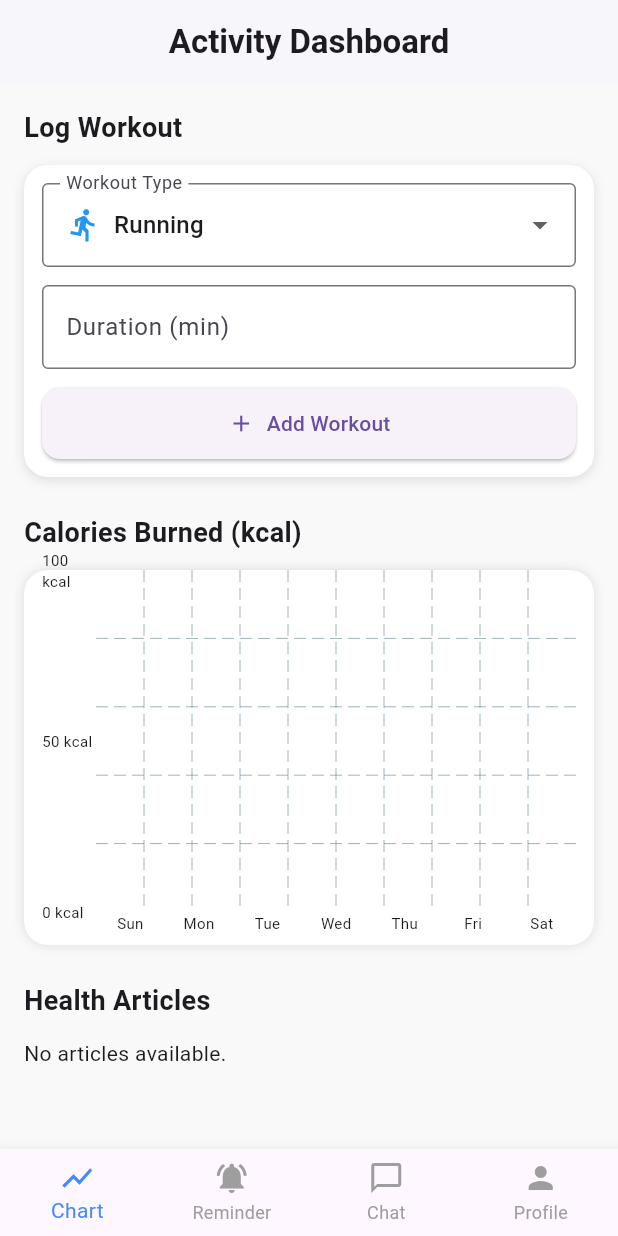
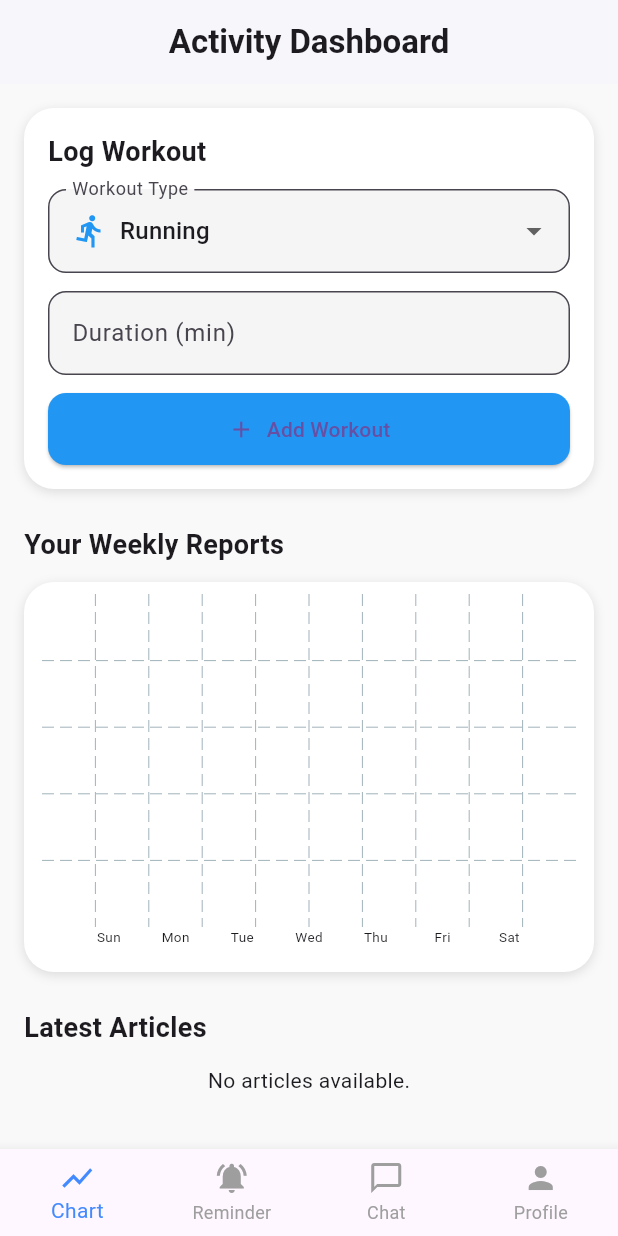
Before and after one commit to andikamoza/uas-fittrack, a Flutter app: the screen it shows after launch, after a tap on "Add Workout", on a phone screen of 412 x 824 dp. Run offline on Flutter 3.47's test engine with Material 3 defaults, Android fonts, the phone set to English and light mode, and no system bars; drawn by our look-alikes of fl_chart; our stand-ins replace cloud_firestore, firebase_auth, firebase_core, google_fonts, lottie, shared_preferences; accounts and stored records are empty.

Commit message:
feat: Add user model, Firestore fetch logic, and article detail UI

```diff
--- a/lib/main.dart
+++ b/lib/main.dart
@@ -12,10 +12,10 @@ import 'screens/onboarding/onboarding_screen.dart';
 import 'screens/auth/login_screen.dart';
 import 'screens/auth/register_screen.dart';
 import 'screens/auth/forgot_password_screen.dart';
+import 'screens/articles/article_detail_screen.dart';
 
 // Widget Bottom Navigation (anggap ini berisi MainScreen)
 import 'widgets/custom_bottom_nav.dart';
-
 void main() async {
   WidgetsFlutterBinding.ensureInitialized();
   await Firebase.initializeApp(
@@ -45,6 +45,7 @@ class FitTrackApp extends StatelessWidget {
             '/login': (context) => const LoginScreen(),
             '/register': (context) => const RegisterScreen(),
             '/forgot-password': (context) => const ForgotPasswordScreen(),
+            '/article-detail': (context) => const ArticleDetailScreen(),
             '/main': (context) => const CustomBottomNav(),
           },
         );
--- /dev/null
+++ b/lib/models/user_preference.dart
@@ -0,0 +1,27 @@
+class UserPreference {
+  final String fitnessGoal;
+  final String activityLevel;
+  final List<String> interests;
+
+  UserPreference({
+    required this.fitnessGoal,
+    required this.activityLevel,
+    required this.interests,
+  });
+
+  Map<String, dynamic> toMap() {
+    return {
+      'fitnessGoal': fitnessGoal,
+      'activityLevel': activityLevel,
+      'interests': interests,
+    };
+  }
+
+  factory UserPreference.fromMap(Map<String, dynamic> map) {
+    return UserPreference(
+      fitnessGoal: map['fitnessGoal'] ?? '',
+      activityLevel: map['activityLevel'] ?? '',
+      interests: List<String>.from(map['interests'] ?? []),
+    );
+  }
+}
--- a/lib/screens/main/dashboard_screen.dart
+++ b/lib/screens/main/dashboard_screen.dart
@@ -1,7 +1,14 @@
+// File: lib/screens/dashboard/dashboard_screen.dart
+
 import 'package:cloud_firestore/cloud_firestore.dart';
+import 'package:firebase_auth/firebase_auth.dart';
+import 'package:fl_chart/fl_chart.dart';
 import 'package:flutter/material.dart';
-import 'package:fl_chart/fl_chart.dart';
 import 'package:intl/intl.dart';
+
+import '../../models/user_preference.dart';
+import '../../services/firestore_service.dart';
+import '../../services/share_pref_service.dart';
 
 class DashboardScreen extends StatefulWidget {
   const DashboardScreen({super.key});
@@ -12,7 +19,12 @@ class DashboardScreen extends StatefulWidget {
 
 class _DashboardScreenState extends State<DashboardScreen> {
   final TextEditingController _durationController = TextEditingController();
+  final _firestoreService = FirestoreService();
+  final _sharedPrefService = SharedPrefService();
+
   String _selectedWorkout = 'Running';
+  List<List<double>> weeklyCalories = List.generate(7, (_) => []);
+  List<List<String>> weeklyWorkoutType = List.generate(7, (_) => []);
 
   final Map<String, double> _calorieRates = {
     'Running': 10,
@@ -35,10 +47,33 @@ class _DashboardScreenState extends State<DashboardScreen> {
     'Walking': Colors.orange,
   };
 
-  List<List<double>> weeklyCalories = List.generate(7, (_) => []);
-  List<List<String>> weeklyWorkoutType = List.generate(7, (_) => []);
+  @override
+  void initState() {
+    super.initState();
+    _loadUserPreferences();
+    _loadWorkoutLogs();
+  }
 
-  void _addWorkoutToChart() async {
+  Future<void> _loadUserPreferences() async {
+    final pref = await _sharedPrefService.getUserPreference();
+    if (pref != null) {
+      await _firestoreService.savePreferenceToFirestore(pref);
+    }
+  }
+
+  Future<void> _loadWorkoutLogs() async {
+    final logs = await _firestoreService.getWorkoutLogs();
+    for (var log in logs) {
+      final date = (log['createdAt'] as Timestamp).toDate();
+      final weekday = date.weekday % 7;
+      setState(() {
+        weeklyCalories[weekday].add((log['calories'] as num).toDouble());
+        weeklyWorkoutType[weekday].add(log['type'] as String);
+      });
+    }
+  }
+
+  Future<void> _addWorkoutToChart() async {
     final durationText = _durationController.text.trim();
     final duration = double.tryParse(durationText);
     if (duration == null || duration <= 0) return;
@@ -46,28 +81,25 @@ class _DashboardScreenState extends State<DashboardScreen> {
     final calorieRate = _calorieRates[_selectedWorkout]!;
     final calories = duration * calorieRate;
     final weekday = DateTime.now().weekday % 7;
+    final now = Timestamp.now();
 
     setState(() {
       weeklyCalories[weekday].add(calories);
       weeklyWorkoutType[weekday].add(_selectedWorkout);
     });
 
-    try {
-      await FirebaseFirestore.instance.collection('workouts').add({
+    final workoutData = {
       'type': _selectedWorkout,
       'duration': duration,
       'calories': calories,
-        'createdAt': Timestamp.now(),
-      });
+      'createdAt': now,
+    };
+
+    await _firestoreService.saveWorkoutLog(workoutData);
 
     ScaffoldMessenger.of(context).showSnackBar(
       const SnackBar(content: Text('Workout successfully logged!')),
     );
-    } catch (e) {
-      ScaffoldMessenger.of(context).showSnackBar(
-        SnackBar(content: Text('Failed to log workout: $e')),
-      );
-    }
 
     _durationController.clear();
   }
@@ -104,25 +136,51 @@ class _DashboardScreenState extends State<DashboardScreen> {
       ),
       body: Padding(
         padding: const EdgeInsets.all(16),
-        child: ListView(
+        child: SingleChildScrollView(
+          child: Column(
+            children: [
+              _buildWorkoutForm(),
+              const SizedBox(height: 24),
+              const Align(
+                alignment: Alignment.centerLeft,
+                child: Text("Your Weekly Reports", style: TextStyle(fontSize: 18, fontWeight: FontWeight.bold)),
+              ),
+              const SizedBox(height: 12),
+              _buildBarChart(weekDays),
+              const SizedBox(height: 24),
+              const Align(
+                alignment: Alignment.centerLeft,
+                child: Text("Latest Articles", style: TextStyle(fontSize: 18, fontWeight: FontWeight.bold)),
+              ),
+              const SizedBox(height: 12),
+              _buildArticlesList(),
+            ],
+          ),
+        ),
+      ),
+    );
+  }
+
+  Widget _buildWorkoutForm() {
+    return Container(
+      padding: const EdgeInsets.all(16),
+      decoration: BoxDecoration(
+        color: Colors.white,
+        borderRadius: BorderRadius.circular(20),
+        boxShadow: [BoxShadow(color: Colors.black12, blurRadius: 6, offset: Offset(0, 2))],
+      ),
+      child: Column(
+        crossAxisAlignment: CrossAxisAlignment.start,
         children: [
           const Text("Log Workout", style: TextStyle(fontSize: 18, fontWeight: FontWeight.bold)),
           const SizedBox(height: 12),
-            Container(
-              padding: const EdgeInsets.all(12),
-              decoration: BoxDecoration(
-                color: Colors.white,
-                borderRadius: BorderRadius.circular(16),
-                boxShadow: [
-                  BoxShadow(color: Colors.black12, blurRadius: 6, offset: Offset(0, 2)),
-                ],
-              ),
-              child: Column(
-                children: [
           DropdownButtonFormField<String>(
             value: _selectedWorkout,
-                    decoration: const InputDecoration(
-                      border: OutlineInputBorder(),
+            isExpanded: true,
+            decoration: InputDecoration(
+              border: OutlineInputBorder(borderRadius: BorderRadius.circular(12)),
+              filled: true,
+              fillColor: Colors.grey[100],
               labelText: "Workout Type",
             ),
             items: _calorieRates.keys.map((workout) {
@@ -138,18 +196,18 @@ class _DashboardScreenState extends State<DashboardScreen> {
               );
             }).toList(),
             onChanged: (value) {
-                      if (value != null) {
-                        setState(() => _selectedWorkout = value);
-                      }
+              if (value != null) setState(() => _selectedWorkout = value);
             },
           ),
           const SizedBox(height: 12),
           TextField(
             controller: _durationController,
             keyboardType: TextInputType.number,
-                    decoration: const InputDecoration(
+            decoration: InputDecoration(
               labelText: 'Duration (min)',
-                      border: OutlineInputBorder(),
+              filled: true,
+              fillColor: Colors.grey[100],
+              border: OutlineInputBorder(borderRadius: BorderRadius.circular(12)),
             ),
           ),
           const SizedBox(height: 12),
@@ -161,84 +219,66 @@ class _DashboardScreenState extends State<DashboardScreen> {
               label: const Text("Add Workout"),
               style: ElevatedButton.styleFrom(
                 padding: const EdgeInsets.symmetric(vertical: 14),
-                        shape: RoundedRectangleBorder(
-                          borderRadius: BorderRadius.circular(12),
-                        ),
+                shape: RoundedRectangleBorder(borderRadius: BorderRadius.circular(12)),
+                backgroundColor: Colors.blue,
               ),
             ),
           ),
         ],
       ),
-            ),
-            const SizedBox(height: 24),
-            const Text("Calories Burned (kcal)", style: TextStyle(fontSize: 18, fontWeight: FontWeight.bold)),
-            const SizedBox(height: 12),
-            LayoutBuilder(
-              builder: (context, constraints) {
+    );
+  }
+
+  Widget _buildBarChart(List<String> weekDays) {
     return Container(
-                  height: 250,
-                  width: constraints.maxWidth,
-                  padding: const EdgeInsets.symmetric(horizontal: 12),
+      height: 260,
+      padding: const EdgeInsets.symmetric(horizontal: 12, vertical: 8),
       decoration: BoxDecoration(
         color: Colors.white,
-                    borderRadius: BorderRadius.circular(16),
-                    boxShadow: [BoxShadow(color: Colors.black12, blurRadius: 6)],
+        borderRadius: BorderRadius.circular(20),
+        boxShadow: [BoxShadow(color: Colors.black12, blurRadius: 6, offset: Offset(0, 2))],
       ),
       child: BarChart(
         BarChartData(
-                      alignment: BarChartAlignment.spaceAround,
           maxY: getMaxY(),
+          barTouchData: BarTouchData(enabled: false),
           titlesData: FlTitlesData(
             bottomTitles: AxisTitles(
               sideTitles: SideTitles(
                 showTitles: true,
-                            getTitlesWidget: (value, _) {
-                              int index = value.toInt();
-                              return Text(
-                                weekDays[index % 7],
-                                style: const TextStyle(fontSize: 10),
-                              );
-                            },
+                getTitlesWidget: (value, _) => Text(
+                  weekDays[value.toInt() % 7],
+                  style: const TextStyle(fontSize: 9),
                 ),
               ),
-                        leftTitles: AxisTitles(
-                          sideTitles: SideTitles(
-                            showTitles: true,
-                            interval: 50,
-                            reservedSize: 36,
-                            getTitlesWidget: (value, _) =>
-                                Text("${value.toInt()} kcal", style: const TextStyle(fontSize: 10)),
             ),
-                        ),
+            leftTitles: AxisTitles(sideTitles: SideTitles(showTitles: false)),
             topTitles: AxisTitles(sideTitles: SideTitles(showTitles: false)),
             rightTitles: AxisTitles(sideTitles: SideTitles(showTitles: false)),
           ),
-                      gridData: FlGridData(show: true),
           borderData: FlBorderData(show: false),
           barGroups: List.generate(7, (dayIndex) {
             return BarChartGroupData(
               x: dayIndex,
               barRods: List.generate(weeklyCalories[dayIndex].length, (entryIndex) {
                 final type = weeklyWorkoutType[dayIndex][entryIndex];
+                final value = weeklyCalories[dayIndex][entryIndex];
                 return BarChartRodData(
-                              toY: weeklyCalories[dayIndex][entryIndex],
+                  toY: value,
                   color: _workoutColors[type] ?? Colors.blue,
-                              width: 8,
-                              borderRadius: BorderRadius.circular(4),
+                  width: 10,
+                  borderRadius: BorderRadius.circular(6),
                 );
               }),
-                          barsSpace: 4,
             );
           }),
         ),
       ),
     );
-              },
-            ),
-            const SizedBox(height: 24),
-            const Text("Health Articles", style: TextStyle(fontSize: 18, fontWeight: FontWeight.bold)),
-            const SizedBox(height: 12),
-            StreamBuilder<QuerySnapshot>(
+  }
+
+  Widget _buildArticlesList() {
+    return StreamBuilder<QuerySnapshot>(
       stream: FirebaseFirestore.instance
           .collection('articles')
           .orderBy('createdAt', descending: true)
@@ -246,9 +286,11 @@ class _DashboardScreenState extends State<DashboardScreen> {
           .snapshots(),
       builder: (context, snapshot) {
         if (snapshot.connectionState == ConnectionState.waiting) {
-                  return const Center(child: CircularProgressIndicator());
+          return const Padding(
+            padding: EdgeInsets.all(16.0),
+            child: Center(child: CircularProgressIndicator()),
+          );
         }
-
         if (!snapshot.hasData || snapshot.data!.docs.isEmpty) {
           return const Text("No articles available.");
         }
@@ -256,74 +298,72 @@ class _DashboardScreenState extends State<DashboardScreen> {
         return Column(
           children: snapshot.data!.docs.map((doc) {
             final data = doc.data() as Map<String, dynamic>;
-                    return ArticleCard(
-                      title: data['title'] ?? 'No Title',
-                      imageUrl: data['imageUrl'] ?? '',
-                      onTap: () {
-                        ScaffoldMessenger.of(context).showSnackBar(
-                          SnackBar(content: Text("Opening: ${data['title']}")),
-                        );
+            final createdAt = (data['createdAt'] as Timestamp?)?.toDate();
+            final formattedDate = createdAt != null ? DateFormat('MMM dd, yyyy').format(createdAt) : 'Unknown';
+
+            return Card(
+              shape: RoundedRectangleBorder(borderRadius: BorderRadius.circular(16)),
+              margin: const EdgeInsets.only(bottom: 16),
+              elevation: 4,
+              child: Column(
+                crossAxisAlignment: CrossAxisAlignment.start,
+                children: [
+                  if ((data['imageUrl'] as String?)?.isNotEmpty ?? false)
+                    ClipRRect(
+                      borderRadius: const BorderRadius.vertical(top: Radius.circular(16)),
+                      child: Image.network(
+                        data['imageUrl'],
+                        width: double.infinity,
+                        height: 160,
+                        fit: BoxFit.cover,
+                        errorBuilder: (context, error, stackTrace) => Container(
+                          color: Colors.grey[300],
+                          height: 160,
+                          alignment: Alignment.center,
+                          child: const Icon(Icons.broken_image),
+                        ),
+                      ),
+                    ),
+                  Padding(
+                    padding: const EdgeInsets.all(12),
+                    child: Column(
+                      crossAxisAlignment: CrossAxisAlignment.start,
+                      children: [
+                        Text(
+                          data['title'] ?? 'No Title',
+                          style: const TextStyle(fontSize: 16, fontWeight: FontWeight.bold),
+                        ),
+                        const SizedBox(height: 4),
+                        Text("By Andika · Published on $formattedDate", style: const TextStyle(color: Colors.grey)),
+                        const SizedBox(height: 8),
+                        Text(
+                          (data['content'] as String?)?.split("\n").first ?? '',
+                          maxLines: 3,
+                          overflow: TextOverflow.ellipsis,
+                        ),
+                        const SizedBox(height: 8),
+                        Align(
+                          alignment: Alignment.centerRight,
+                          child: ElevatedButton(
+                            onPressed: () {
+                              Navigator.pushNamed(context, '/article-detail', arguments: data);
                             },
+                            style: ElevatedButton.styleFrom(
+                              shape: RoundedRectangleBorder(borderRadius: BorderRadius.circular(10)),
+                              backgroundColor: Colors.blue,
+                            ),
+                            child: const Text("More →", style: TextStyle(color: Colors.white)),
+                          ),
+                        )
+                      ],
+                    ),
+                  )
+                ],
+              ),
             );
           }).toList(),
         );
       },
-            ),
-          ],
-        ),
-      ),
     );
   }
 }
-
-class ArticleCard extends StatelessWidget {
-  final String title;
-  final String imageUrl;
-  final VoidCallback onTap;
-
-  const ArticleCard({
-    super.key,
-    required this.title,
-    required this.imageUrl,
-    required this.onTap,
-  });
-
-  @override
-  Widget build(BuildContext context) {
-    return Card(
-      elevation: 3,
-      margin: const EdgeInsets.symmetric(vertical: 8),
-      shape: RoundedRectangleBorder(borderRadius: BorderRadius.circular(16)),
-      child: InkWell(
-        onTap: onTap,
-        borderRadius: BorderRadius.circular(16),
-        child: Row(
-          children: [
-            ClipRRect(
-              borderRadius: const BorderRadius.horizontal(left: Radius.circular(16)),
-              child: Image.network(
-                imageUrl,
-                width: 100,
-                height: 80,
-                fit: BoxFit.cover,
-                errorBuilder: (_, __, ___) => const Icon(Icons.broken_image, size: 60),
-              ),
-            ),
-            const SizedBox(width: 12),
-            Expanded(
-              child: Padding(
-                padding: const EdgeInsets.symmetric(vertical: 12, horizontal: 4),
-                child: Text(
-                  title,
-                  style: const TextStyle(fontSize: 16, fontWeight: FontWeight.w500),
-                ),
-              ),
-            ),
-            const Icon(Icons.arrow_forward_ios, size: 16),
-            const SizedBox(width: 8),
-          ],
-        ),
-      ),
-    );
-  }
-}
--- /dev/null
+++ b/lib/services/firestore_service.dart
@@ -0,0 +1,41 @@
+import 'package:cloud_firestore/cloud_firestore.dart';
+import 'package:firebase_auth/firebase_auth.dart';
+import '../models/user_preference.dart';
+
+class FirestoreService {
+  final FirebaseFirestore _firestore = FirebaseFirestore.instance;
+  final FirebaseAuth _auth = FirebaseAuth.instance;
+
+  Future<void> savePreferenceToFirestore(UserPreference preference) async {
+    final uid = _auth.currentUser?.uid;
+    if (uid == null) return;
+
+    await _firestore.collection('users').doc(uid).set(preference.toMap(), SetOptions(merge: true));
+  }
+
+  Future<void> saveWorkoutLog(Map<String, dynamic> workoutData) async {
+    final uid = _auth.currentUser?.uid;
+    if (uid == null) return;
+
+    await _firestore.collection('users').doc(uid).collection('workout_logs').add(workoutData);
+  }
+
+  Future<UserPreference?> getUserPreferenceFromFirestore() async {
+    final uid = _auth.currentUser?.uid;
+    if (uid == null) return null;
+
+    final doc = await _firestore.collection('users').doc(uid).get();
+    if (doc.exists && doc.data() != null) {
+      return UserPreference.fromMap(doc.data()!);
+    }
+    return null;
+  }
+
+  Future<List<Map<String, dynamic>>> getWorkoutLogs() async {
+    final uid = _auth.currentUser?.uid;
+    if (uid == null) return [];
+
+    final snapshot = await _firestore.collection('users').doc(uid).collection('workout_logs').get();
+    return snapshot.docs.map((doc) => doc.data()).toList();
+  }
+}
--- /dev/null
+++ b/lib/services/share_pref_service.dart
@@ -0,0 +1,38 @@
+import 'package:shared_preferences/shared_preferences.dart';
+import '../models/user_preference.dart';
+
+class SharedPrefService {
+  static const _fitnessGoalKey = 'fitnessGoal';
+  static const _activityLevelKey = 'activityLevel';
+  static const _interestsKey = 'interests';
+
+  Future<void> saveUserPreference(UserPreference preference) async {
+    final prefs = await SharedPreferences.getInstance();
+    await prefs.setString(_fitnessGoalKey, preference.fitnessGoal);
+    await prefs.setString(_activityLevelKey, preference.activityLevel);
+    await prefs.setStringList(_interestsKey, preference.interests);
+  }
+
+  Future<UserPreference?> getUserPreference() async {
+    final prefs = await SharedPreferences.getInstance();
+    final fitnessGoal = prefs.getString(_fitnessGoalKey);
+    final activityLevel = prefs.getString(_activityLevelKey);
+    final interests = prefs.getStringList(_interestsKey);
+
+    if (fitnessGoal != null && activityLevel != null && interests != null) {
+      return UserPreference(
+        fitnessGoal: fitnessGoal,
+        activityLevel: activityLevel,
+        interests: interests,
+      );
+    }
+    return null;
+  }
+
+  Future<void> clearPreference() async {
+    final prefs = await SharedPreferences.getInstance();
+    await prefs.remove(_fitnessGoalKey);
+    await prefs.remove(_activityLevelKey);
+    await prefs.remove(_interestsKey);
+  }
+}
```
Also changed, not shown: lib/screens/articles/article_detail_screen.dart (added, +56 -0 lines). Lines whose indentation alone changed are shown as unchanged.
